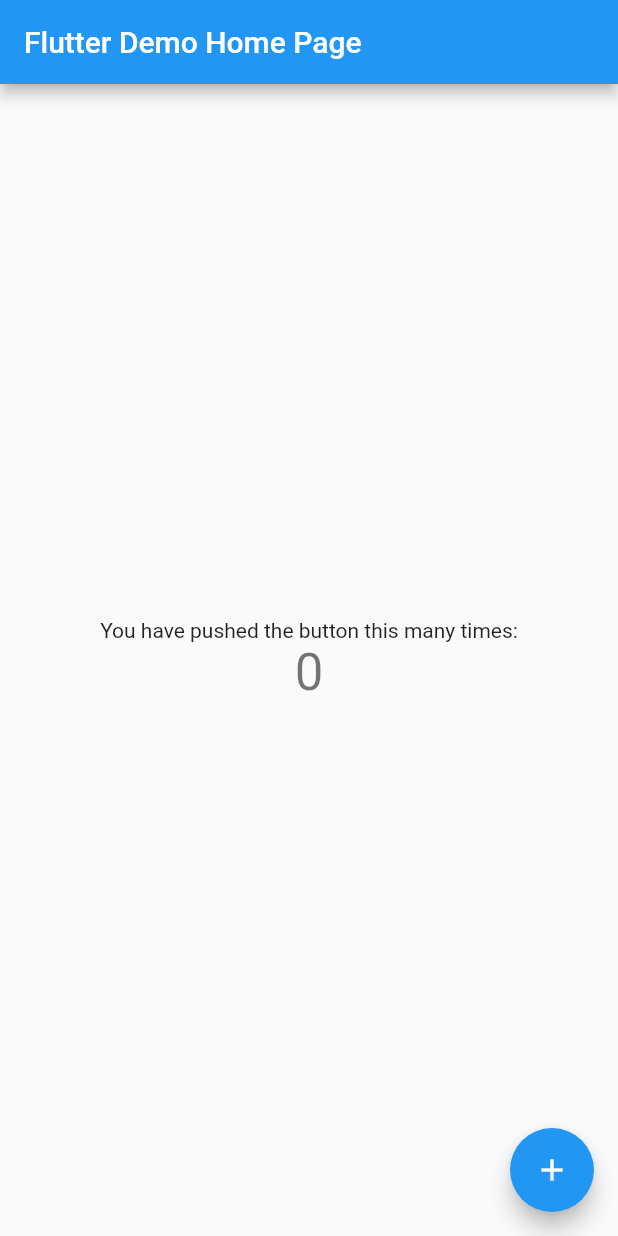
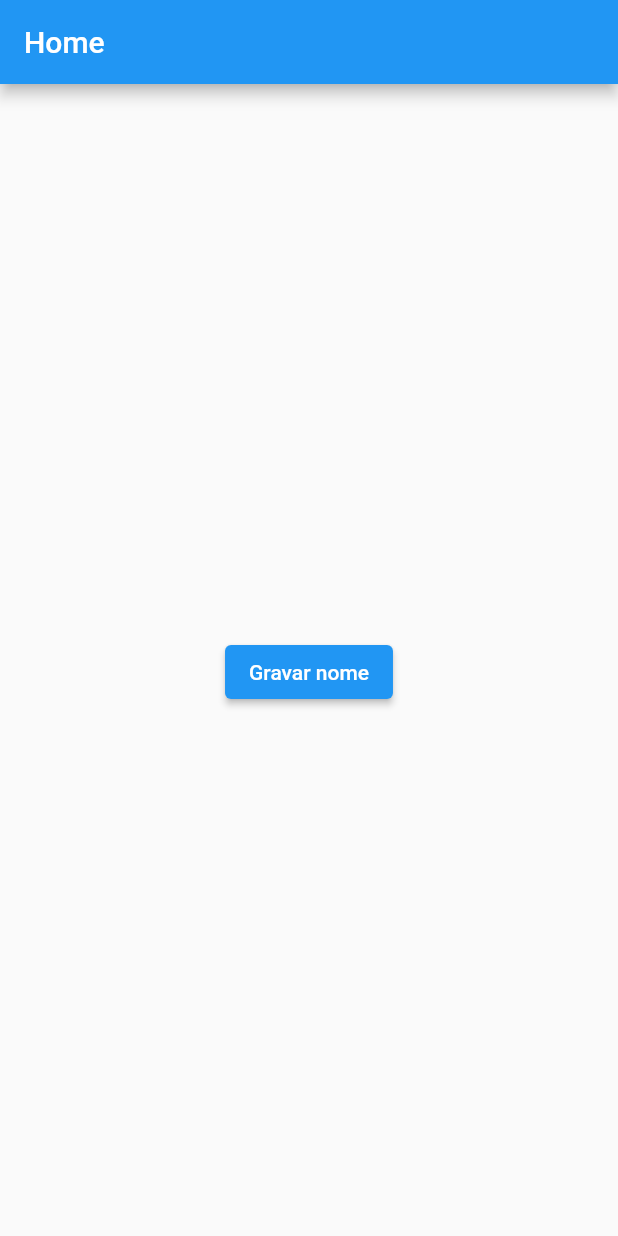
Before and after one commit to 2DevGs/get_storage_example, a Flutter app: the screen it shows after launch, on a phone screen of 412 x 824 dp. Run offline on Flutter 3.47's test engine with Material 2 defaults, Android fonts, the phone set to English and light mode, and no system bars; our stand-ins replace get_storage.

Commit message:
Basic (Startup, Writing and Reading)

```diff
--- a/lib/main.dart
+++ b/lib/main.dart
@@ -1,115 +1,20 @@
 import 'package:flutter/material.dart';
-
-void main() {
+import 'package:get_storage/get_storage.dart';
+import 'package:get_storage_example/pages/home/home_page.dart';
+Future<void> main() async {
+  await GetStorage.init();
   runApp(const MyApp());
 }
-
 class MyApp extends StatelessWidget {
   const MyApp({Key? key}) : super(key: key);
-
-  // This widget is the root of your application.
   @override
   Widget build(BuildContext context) {
     return MaterialApp(
-      title: 'Flutter Demo',
+      title: 'Get Storage Demo',
       theme: ThemeData(
-        // This is the theme of your application.
-        //
-        // Try running your application with "flutter run". You'll see the
-        // application has a blue toolbar. Then, without quitting the app, try
-        // changing the primarySwatch below to Colors.green and then invoke
-        // "hot reload" (press "r" in the console where you ran "flutter run",
-        // or simply save your changes to "hot reload" in a Flutter IDE).
-        // Notice that the counter didn't reset back to zero; the application
-        // is not restarted.
         primarySwatch: Colors.blue,
       ),
-      home: const MyHomePage(title: 'Flutter Demo Home Page'),
+      home: const HomePage(),
     );
   }
 }
-
-class MyHomePage extends StatefulWidget {
-  const MyHomePage({Key? key, required this.title}) : super(key: key);
-
-  // This widget is the home page of your application. It is stateful, meaning
-  // that it has a State object (defined below) that contains fields that affect
-  // how it looks.
-
-  // This class is the configuration for the state. It holds the values (in this
-  // case the title) provided by the parent (in this case the App widget) and
-  // used by the build method of the State. Fields in a Widget subclass are
-  // always marked "final".
-
-  final String title;
-
-  @override
-  State<MyHomePage> createState() => _MyHomePageState();
-}
-
-class _MyHomePageState extends State<MyHomePage> {
-  int _counter = 0;
-
-  void _incrementCounter() {
-    setState(() {
-      // This call to setState tells the Flutter framework that something has
-      // changed in this State, which causes it to rerun the build method below
-      // so that the display can reflect the updated values. If we changed
-      // _counter without calling setState(), then the build method would not be
-      // called again, and so nothing would appear to happen.
-      _counter++;
-    });
-  }
-
-  @override
-  Widget build(BuildContext context) {
-    // This method is rerun every time setState is called, for instance as done
-    // by the _incrementCounter method above.
-    //
-    // The Flutter framework has been optimized to make rerunning build methods
-    // fast, so that you can just rebuild anything that needs updating rather
-    // than having to individually change instances of widgets.
-    return Scaffold(
-      appBar: AppBar(
-        // Here we take the value from the MyHomePage object that was created by
-        // the App.build method, and use it to set our appbar title.
-        title: Text(widget.title),
-      ),
-      body: Center(
-        // Center is a layout widget. It takes a single child and positions it
-        // in the middle of the parent.
-        child: Column(
-          // Column is also a layout widget. It takes a list of children and
-          // arranges them vertically. By default, it sizes itself to fit its
-          // children horizontally, and tries to be as tall as its parent.
-          //
-          // Invoke "debug painting" (press "p" in the console, choose the
-          // "Toggle Debug Paint" action from the Flutter Inspector in Android
-          // Studio, or the "Toggle Debug Paint" command in Visual Studio Code)
-          // to see the wireframe for each widget.
-          //
-          // Column has various properties to control how it sizes itself and
-          // how it positions its children. Here we use mainAxisAlignment to
-          // center the children vertically; the main axis here is the vertical
-          // axis because Columns are vertical (the cross axis would be
-          // horizontal).
-          mainAxisAlignment: MainAxisAlignment.center,
-          children: <Widget>[
-            const Text(
-              'You have pushed the button this many times:',
-            ),
-            Text(
-              '$_counter',
-              style: Theme.of(context).textTheme.headline4,
-            ),
-          ],
-        ),
-      ),
-      floatingActionButton: FloatingActionButton(
-        onPressed: _incrementCounter,
-        tooltip: 'Increment',
-        child: const Icon(Icons.add),
-      ), // This trailing comma makes auto-formatting nicer for build methods.
-    );
-  }
-}
--- /dev/null
+++ b/lib/pages/home/home_page.dart
@@ -0,0 +1,38 @@
+import 'package:flutter/material.dart';
+import 'package:get_storage/get_storage.dart';
+
+class HomePage extends StatefulWidget {
+  const HomePage({super.key});
+
+  @override
+  State<HomePage> createState() => _HomePageState();
+}
+
+class _HomePageState extends State<HomePage> {
+  @override
+  Widget build(BuildContext context) {
+    var nome = GetStorage().read('nameKey') ?? '';
+    return Scaffold(
+      appBar: AppBar(
+        title: const Text('Home'),
+      ),
+      body: Center(
+        child: Column(
+          mainAxisAlignment: MainAxisAlignment.center,
+          children: [
+            Text(nome),
+            ElevatedButton(
+              onPressed: () {
+                GetStorage().write('nameKey', 'Gustavo Dias');
+                setState(() {
+
+                });
+              },
+              child: const Text('Gravar nome'),
+            ),
+          ],
+        ),
+      ),
+    );
+  }
+}
```
